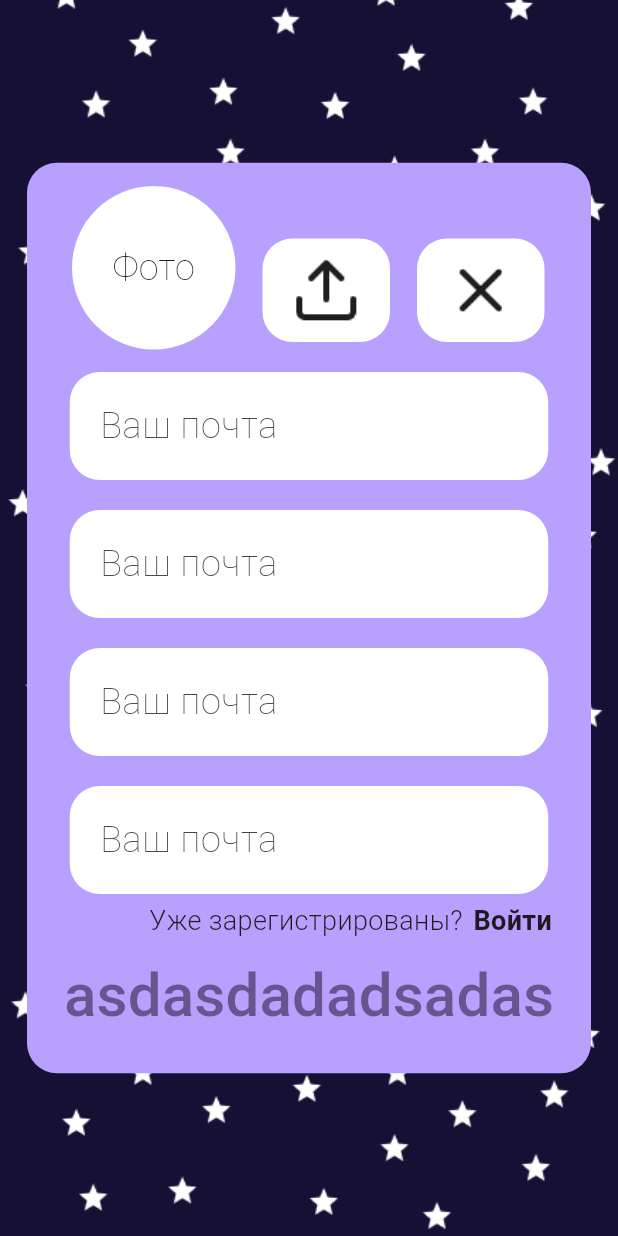
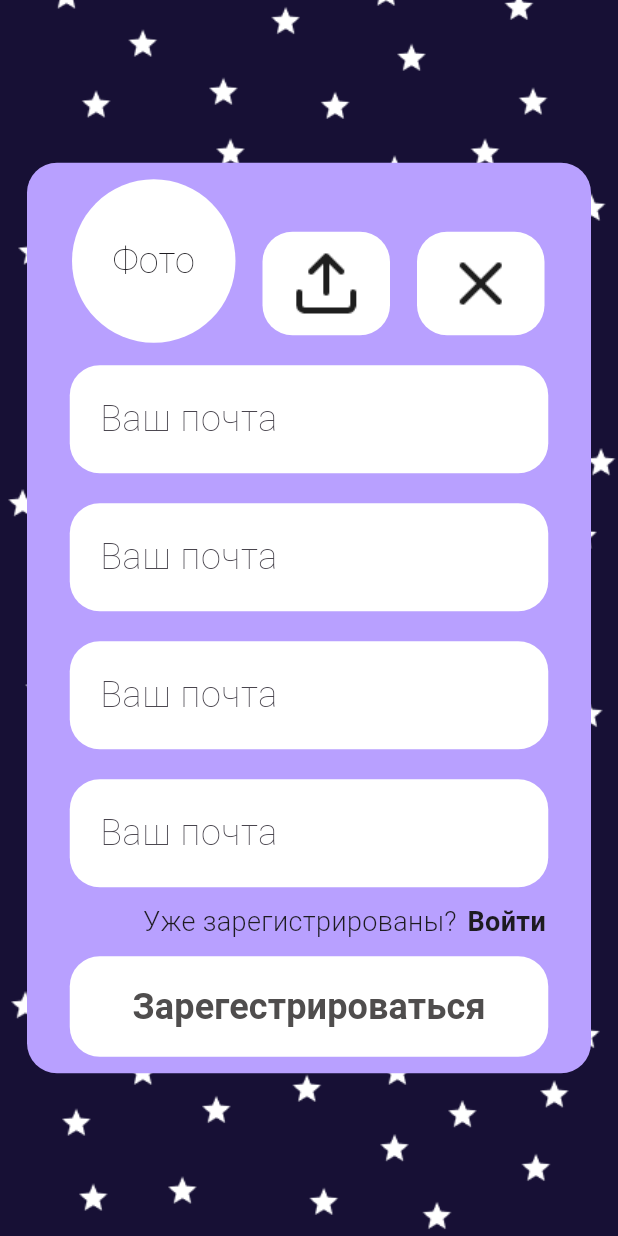
Before and after one commit to gznrf/quisometrics, a Flutter app: the RegistrationScreen screen opened by its route, on a phone screen of 412 x 824 dp. Run offline on Flutter 3.47's test engine with Material 3 defaults, Android fonts, the phone set to English and light mode, and no system bars.

Commit message:
register page +

```diff
--- a/mobile_app/lib/features/registration/widgets/register_button.dart
+++ b/mobile_app/lib/features/registration/widgets/register_button.dart
@@ -7,15 +7,17 @@ class RegisterButton extends StatelessWidget {
   Widget build(BuildContext context) {
     return Row(
       children: [
-        TextButton(
-            onPressed: () {},
-            style: ButtonStyle(
-            ),
-          child: Text(
-              'asdasdadadsadas',
-            style: TextStyle(
-              fontSize: 40
-            ),
+        Container(
+          margin: EdgeInsets.only(top: 10),
+          width: 319,
+          height: 67,
+          decoration: BoxDecoration(
+            color: Colors.white,
+            borderRadius: BorderRadius.all(Radius.circular(20)),
+          ),
+          child: TextButton(
+              onPressed: () {},
+              child: Text('Зарегестрироваться', style: TextStyle(color: Color.fromRGBO(79, 77, 77, 1), fontSize: 24, fontWeight: FontWeight.bold),)
           ),
         ),
       ],
--- a/mobile_app/lib/features/registration/widgets/to_login_link.dart
+++ b/mobile_app/lib/features/registration/widgets/to_login_link.dart
@@ -8,7 +8,7 @@ class ToLoginLink extends StatelessWidget {
     return Column(
       children: [
         Container(
-          margin: EdgeInsets.only(right: 26, top:5),
+          margin: EdgeInsets.only(right: 30, top:10),
           child: Row(
             children: [
               Text(
```
Also changed, not shown: 3 other files.
